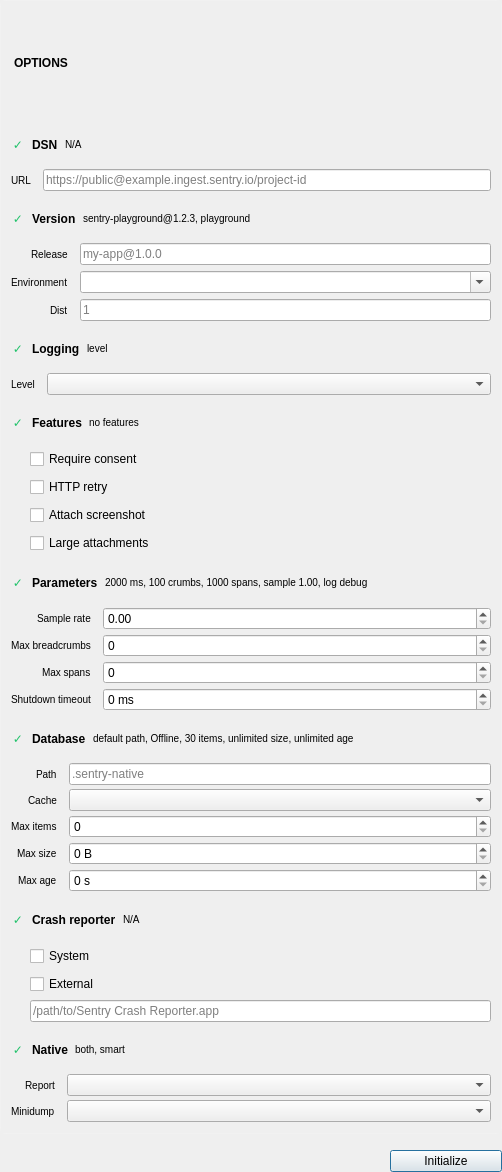
jpnurmi/sentry-playground, file src/initpane.ui: the form before one commit.
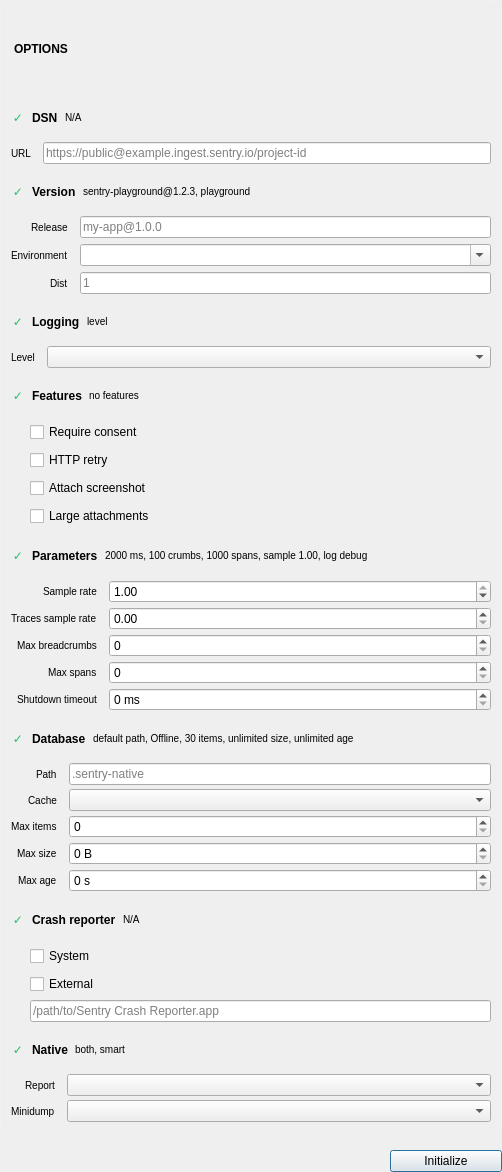
The form after the commit.

Commit message: Sample rate

What changed in the file:
```diff
--- a/src/initpane.ui
+++ b/src/initpane.ui
@@ -1088,7 +1088,62 @@
                    </property>
                   </widget>
                  </item>
+                 <item row="0" column="0">
+                  <widget class="QLabel" name="sampleRateLabel">
+                   <property name="styleSheet">
+                    <string notr="true">color: palette(placeholder-text); font-size: 10px;</string>
+                   </property>
+                   <property name="text">
+                    <string>Sample rate</string>
+                   </property>
+                  </widget>
+                 </item>
+                 <item row="0" column="1">
+                  <widget class="QDoubleSpinBox" name="sampleRateBox">
+                   <property name="locale">
+                    <locale language="English" country="UnitedStates"/>
+                   </property>
+                   <property name="decimals">
+                    <number>2</number>
+                   </property>
+                   <property name="maximum">
+                    <double>1.000000000000000</double>
+                   </property>
+                   <property name="singleStep">
+                    <double>0.100000000000000</double>
+                   </property>
+                   <property name="value">
+                    <double>1.000000000000000</double>
+                   </property>
+                  </widget>
+                 </item>
                  <item row="1" column="0">
+                  <widget class="QLabel" name="tracesSampleRateLabel">
+                   <property name="styleSheet">
+                    <string notr="true">color: palette(placeholder-text); font-size: 10px;</string>
+                   </property>
+                   <property name="text">
+                    <string>Traces sample rate</string>
+                   </property>
+                  </widget>
+                 </item>
+                 <item row="1" column="1">
+                  <widget class="QDoubleSpinBox" name="tracesSampleRateBox">
+                   <property name="locale">
+                    <locale language="English" country="UnitedStates"/>
+                   </property>
+                   <property name="decimals">
+                    <number>2</number>
+                   </property>
+                   <property name="maximum">
+                    <double>1.000000000000000</double>
+                   </property>
+                   <property name="singleStep">
+                    <double>0.100000000000000</double>
+                   </property>
+                  </widget>
+                 </item>
+                 <item row="2" column="0">
                   <widget class="QLabel" name="maxBreadcrumbsLabel">
                    <property name="styleSheet">
                     <string notr="true">color: palette(placeholder-text); font-size: 10px;</string>
@@ -1098,14 +1153,14 @@
                    </property>
                   </widget>
                  </item>
-                 <item row="1" column="1">
+                 <item row="2" column="1">
                   <widget class="QSpinBox" name="maxBreadcrumbsBox">
                    <property name="maximum">
                     <number>100000</number>
                    </property>
                   </widget>
                  </item>
-                 <item row="2" column="0">
+                 <item row="3" column="0">
                   <widget class="QLabel" name="maxSpansLabel">
                    <property name="styleSheet">
                     <string notr="true">color: palette(placeholder-text); font-size: 10px;</string>
@@ -1115,39 +1170,13 @@
                    </property>
                   </widget>
                  </item>
-                 <item row="2" column="1">
+                 <item row="3" column="1">
                   <widget class="QSpinBox" name="maxSpansBox">
                    <property name="maximum">
                     <number>100000</number>
                    </property>
                   </widget>
                  </item>
-                 <item row="0" column="0">
-                  <widget class="QLabel" name="tracesSampleRateLabel">
-                   <property name="styleSheet">
-                    <string notr="true">color: palette(placeholder-text); font-size: 10px;</string>
-                   </property>
-                   <property name="text">
-                    <string>Sample rate</string>
-                   </property>
-                  </widget>
-                 </item>
-                 <item row="0" column="1">
-                  <widget class="QDoubleSpinBox" name="tracesSampleRateBox">
-                   <property name="locale">
-                    <locale language="English" country="UnitedStates"/>
-                   </property>
-                   <property name="decimals">
-                    <number>2</number>
-                   </property>
-                   <property name="maximum">
-                    <double>1.000000000000000</double>
-                   </property>
-                   <property name="singleStep">
-                    <double>0.100000000000000</double>
-                   </property>
-                  </widget>
-                 </item>
                 </layout>
                </item>
                <item>
```
The commit also changes 3 other files.
